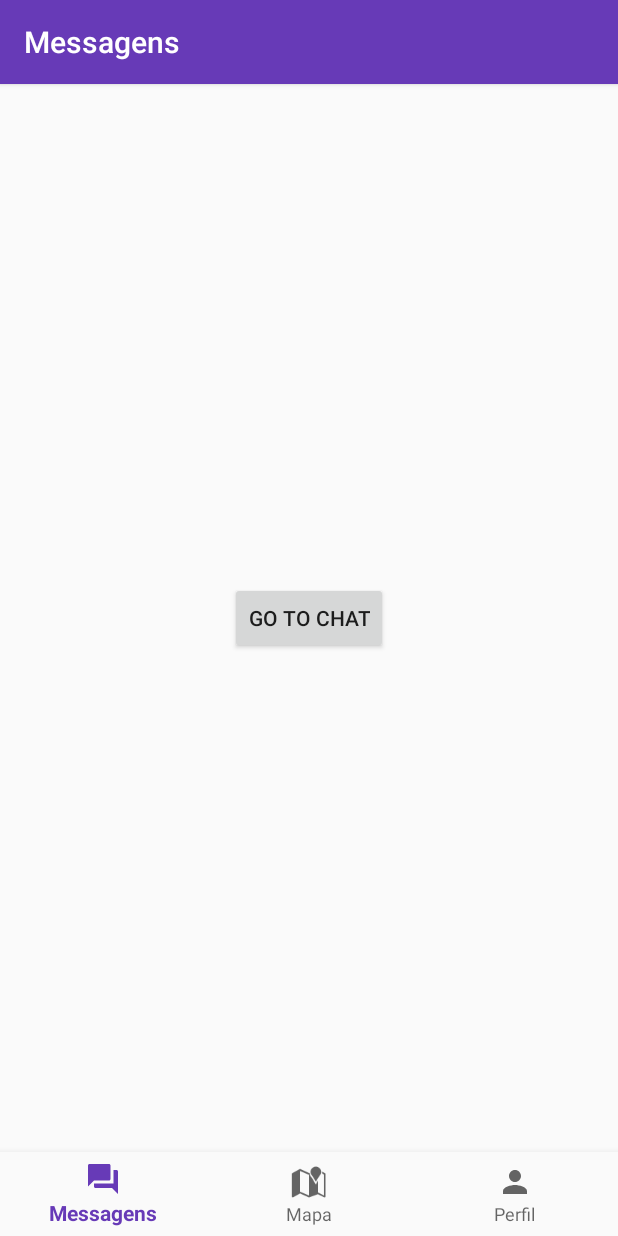
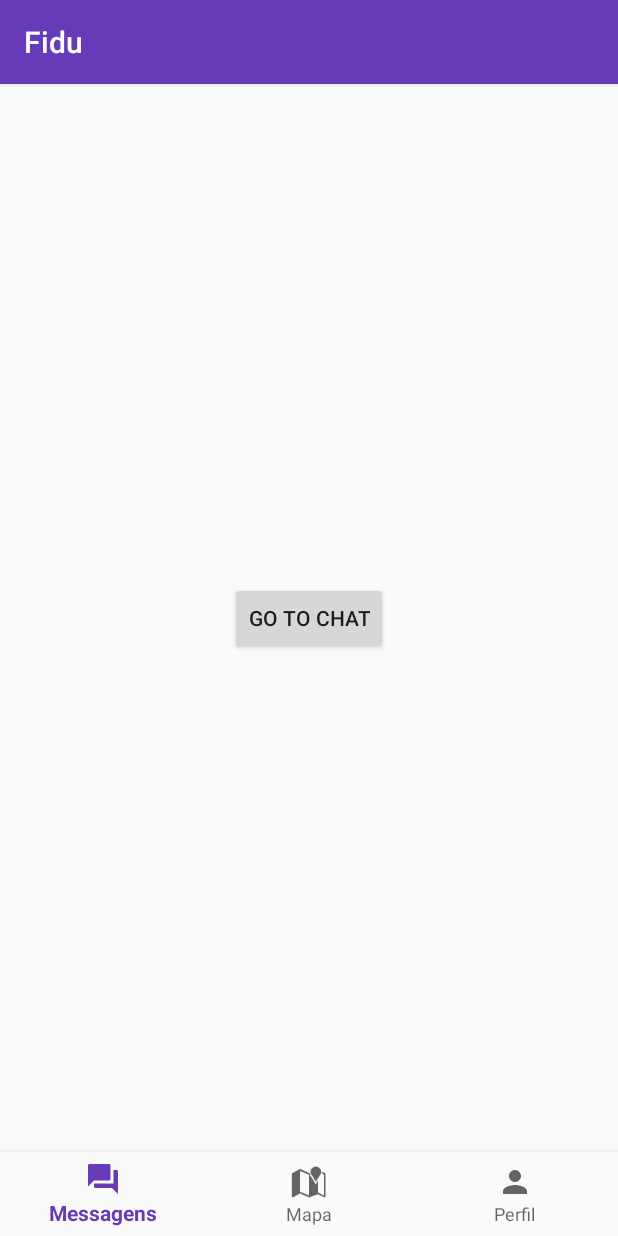
Before and after one commit to jadsonluan/fidu, an Android app: the MainActivity screen opened directly, with no data from a screen before it, on a phone screen of 412 x 824 dp. Run offline under Robolectric (Android 15) with nearby library versions, the phone set to English and light mode, and no system bars.

Commit message:
Removendo a alteração do titulo da tela inicial quando muda o fragmento

```diff
--- a/app/src/main/java/br/edu/ufcg/fidu/views/activities/MainActivity.java
+++ b/app/src/main/java/br/edu/ufcg/fidu/views/activities/MainActivity.java
@@ -1,6 +1,5 @@
 package br.edu.ufcg.fidu.views.activities;
 
-import android.content.Intent;
 import android.os.Bundle;
 import android.support.annotation.NonNull;
 import android.support.design.widget.BottomNavigationView;
@@ -9,10 +8,8 @@ import android.support.v4.app.FragmentTransaction;
 import android.support.v7.app.AppCompatActivity;
 import android.support.v7.widget.Toolbar;
 import android.view.MenuItem;
-import android.view.View;
 
 import br.edu.ufcg.fidu.R;
-import br.edu.ufcg.fidu.utils.SaveData;
 import br.edu.ufcg.fidu.views.fragments.MapFragment;
 import br.edu.ufcg.fidu.views.fragments.MessagesFragment;
 import br.edu.ufcg.fidu.views.fragments.ProfileFragment;
@@ -33,7 +30,6 @@ public class MainActivity extends AppCompatActivity {
         BottomNavigationView navigation = findViewById(R.id.navigation);
         navigation.setOnNavigationItemSelectedListener(mOnNavigationItemSelectedListener);
         changeFragment(new MessagesFragment());
-        getSupportActionBar().setTitle(R.string.title_messages);
     }
 
     private final BottomNavigationView.OnNavigationItemSelectedListener mOnNavigationItemSelectedListener
```
